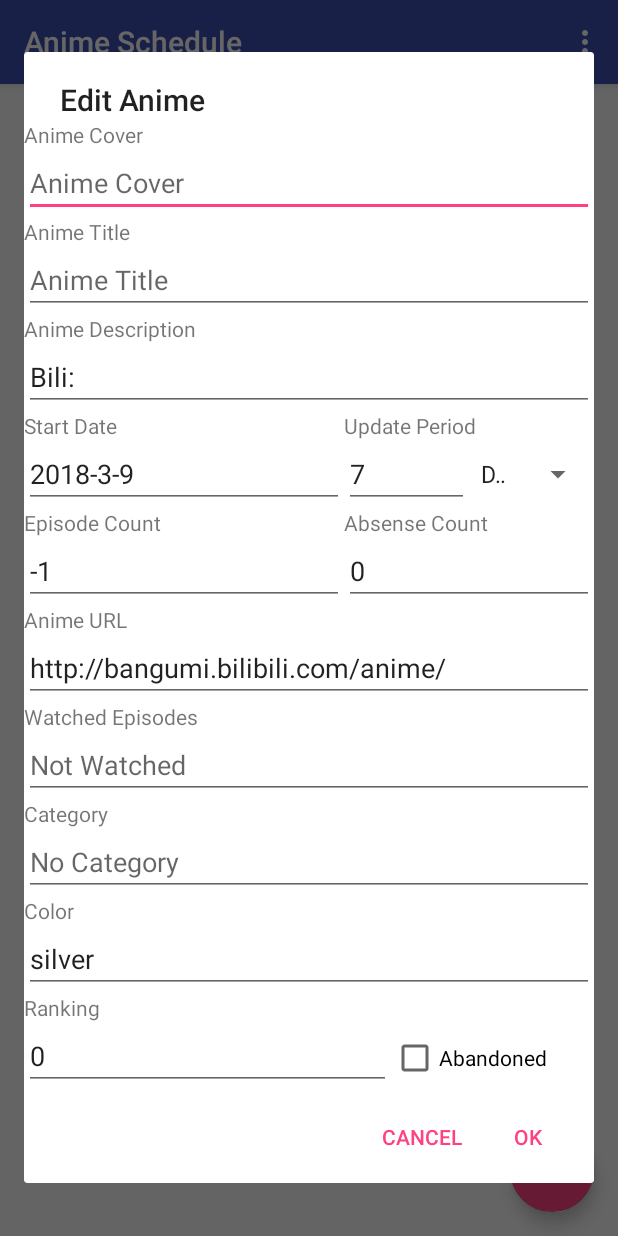
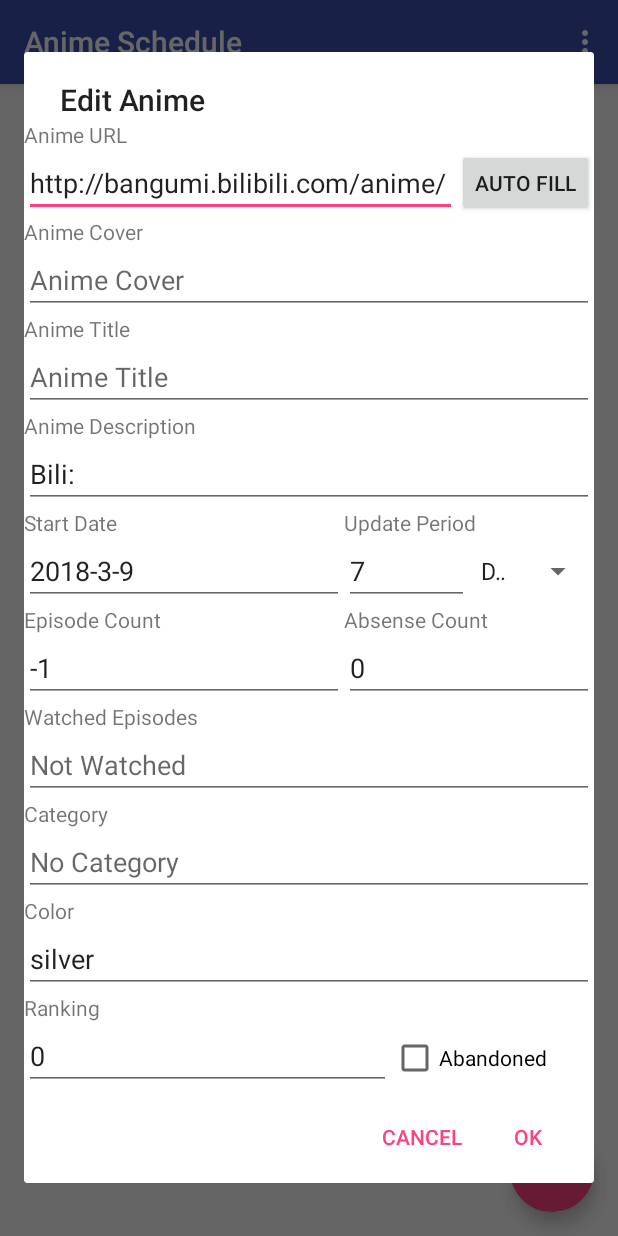
Before and after one commit to lxfly2000/AnimeSchedule, an Android app: the screen it shows after launch (MainActivity), in the options menu, after a tap on "Add Anime", on a phone screen of 412 x 824 dp. Run offline under Robolectric (Android 15) with nearby library versions, the phone set to English and light mode, and no system bars.

Commit message:
增加自动填充功能。

```diff
--- a/app/build.gradle
+++ b/app/build.gradle
@@ -7,8 +7,8 @@ android {
         applicationId "com.lxfly2000.animeschedule"
         minSdkVersion 21
         targetSdkVersion 27
-        versionCode 3
-        versionName "1.2"
+        versionCode 4
+        versionName "1.3"
         testInstrumentationRunner "android.support.test.runner.AndroidJUnitRunner"
     }
     buildTypes {
--- a/app/src/main/java/com/lxfly2000/animeschedule/UpdateChecker.java
+++ b/app/src/main/java/com/lxfly2000/animeschedule/UpdateChecker.java
@@ -2,15 +2,8 @@ package com.lxfly2000.animeschedule;
 
 import android.content.Context;
 import android.content.Intent;
-import android.os.AsyncTask;
+import com.lxfly2000.utilities.AndroidDownloadFileTask;
 
-import java.io.BufferedReader;
-import java.io.IOException;
-import java.io.InputStream;
-import java.io.InputStreamReader;
-import java.net.MalformedURLException;
-import java.net.URL;
-import java.net.URLConnection;
 import java.util.regex.Matcher;
 import java.util.regex.Pattern;
 
@@ -31,7 +24,18 @@ public class UpdateChecker {
 
     public void CheckForUpdate(){
         //https://stackoverflow.com/questions/5150637/networkonmainthreadexception
-        DownloadFileTask task=new DownloadFileTask(this);
+        AndroidDownloadFileTask task=new AndroidDownloadFileTask() {
+            @Override
+            public void OnReceiveSuccess(String data, Object extra) {
+                ((UpdateChecker)extra).OnReceiveData(data);
+            }
+
+            @Override
+            public void OnReceiveFail(Object extra) {
+                ((UpdateChecker)extra).OnReceiveData(null);
+            }
+        };
+        task.SetExtra(this);
         task.execute(fileURL);
     }
 
@@ -98,58 +102,3 @@ public class UpdateChecker {
         protected abstract void OnReceive(boolean foundNewVersion);
     }
 }
-
-class DownloadFileTask extends AsyncTask<String,Integer,Boolean>{
-    public String fileContentString;
-    private UpdateChecker checker;
-    public DownloadFileTask(UpdateChecker _checker){
-        checker=_checker;
-    }
-
-    //http://blog.csdn.net/hanqunfeng/article/details/4364583
-    private String GetStringFromStream(InputStream stream)throws IOException {
-        BufferedReader reader = new BufferedReader(new InputStreamReader(stream));
-        StringBuilder getString = new StringBuilder();
-        String newString;
-        while (true) {
-            newString = reader.readLine();
-            if (newString == null)
-                break;
-            getString.append(newString).append("\n");
-        }
-        return getString.toString();
-    }
-    @Override
-    protected Boolean doInBackground(String... urls) {
-        return DownloadFileToString(urls[0]);
-    }
-
-    private boolean DownloadFileToString(String url){
-        //http://blog.csdn.net/pgmsoul/article/details/7181793
-        URL jUrl;
-        try{
-            jUrl=new URL(url);
-        }catch (MalformedURLException e){
-            return false;
-        }
-        URLConnection connection;
-        InputStream ins;
-        try{
-            connection=jUrl.openConnection();
-            ins=connection.getInputStream();
-            fileContentString=GetStringFromStream(ins);
-            ins.close();
-        }catch (IOException e){
-            return false;
-        }
-        return true;
-    }
-    @Override
-    protected void onPostExecute(Boolean result){
-        if(result){
-            checker.OnReceiveData(fileContentString);
-        }else {
-            checker.OnReceiveData(null);
-        }
-    }
-}
--- a/app/src/main/java/com/lxfly2000/animeschedule/Values.java
+++ b/app/src/main/java/com/lxfly2000/animeschedule/Values.java
@@ -36,4 +36,8 @@ public class Values {
         editPref.putString(keyAnimeInfoDate,"1900-1-1");
         editPref.apply();
     }
+    public static final String[]parsableLinksRegex={
+            "(.*bangumi.bilibili.com/anime/[0-9]*)|(.*m.bilibili.com/bangumi/play/ss[0-9]*)",
+            ".*iqiyi.com/[a|v]_.*.html"
+    };
 }
--- /dev/null
+++ b/app/src/main/java/com/lxfly2000/utilities/AndroidDownloadFileTask.java
@@ -0,0 +1,70 @@
+package com.lxfly2000.utilities;
+
+import android.os.AsyncTask;
+
+import java.io.BufferedReader;
+import java.io.IOException;
+import java.io.InputStream;
+import java.io.InputStreamReader;
+import java.net.MalformedURLException;
+import java.net.URL;
+import java.net.URLConnection;
+
+public abstract class AndroidDownloadFileTask extends AsyncTask<String,Integer,Boolean> {
+    private String fileContentString;
+    private Object extraObject;
+
+    //http://blog.csdn.net/hanqunfeng/article/details/4364583
+    private String GetStringFromStream(InputStream stream)throws IOException {
+        BufferedReader reader = new BufferedReader(new InputStreamReader(stream));
+        StringBuilder getString = new StringBuilder();
+        String newString;
+        while (true) {
+            newString = reader.readLine();
+            if (newString == null)
+                break;
+            getString.append(newString).append("\n");
+        }
+        return getString.toString();
+    }
+    @Override
+    protected Boolean doInBackground(String... urls) {
+        return DownloadFileToString(urls[0]);
+    }
+
+    private boolean DownloadFileToString(String url){
+        //http://blog.csdn.net/pgmsoul/article/details/7181793
+        URL jUrl;
+        try{
+            jUrl=new URL(url);
+        }catch (MalformedURLException e){
+            return false;
+        }
+        URLConnection connection;
+        InputStream ins;
+        try{
+            connection=jUrl.openConnection();
+            ins=connection.getInputStream();
+            fileContentString=GetStringFromStream(ins);
+            ins.close();
+        }catch (IOException e){
+            return false;
+        }
+        return true;
+    }
+    @Override
+    protected void onPostExecute(Boolean result){
+        if(result){
+            OnReceiveSuccess(fileContentString,extraObject);
+        }else {
+            OnReceiveFail(extraObject);
+        }
+    }
+
+    public void SetExtra(Object extra){
+        extraObject=extra;
+    }
+
+    public abstract void OnReceiveSuccess(String data,Object extra);
+    public abstract void OnReceiveFail(Object extra);
+}
--- a/app/src/main/res/layout/dialog_edit_anime.xml
+++ b/app/src/main/res/layout/dialog_edit_anime.xml
@@ -9,6 +9,26 @@
             android:layout_height="match_parent">
         <LinearLayout android:layout_width="match_parent" android:layout_height="wrap_content"
                       android:orientation="vertical">
+            <TextView
+                    android:text="@string/label_watch_url"
+                    android:layout_width="match_parent"
+                    android:layout_height="wrap_content" android:id="@+id/textDialogWatchUrl"/>
+            <LinearLayout
+                    android:orientation="horizontal"
+                    android:layout_width="match_parent"
+                    android:layout_height="match_parent">
+                <EditText
+                        android:layout_width="match_parent"
+                        android:layout_height="wrap_content"
+                        android:ems="10"
+                        android:id="@+id/editDialogWatchUrl" android:inputType="textUri"
+                        android:hint="@string/label_watch_url" android:layout_weight="1"/>
+                <Button
+                        android:text="@string/action_anime_auto_fill"
+                        android:layout_width="wrap_content"
+                        android:layout_height="match_parent" android:id="@+id/buttonDialogAutofill"
+                        android:layout_weight="0"/>
+            </LinearLayout>
             <TextView
                     android:text="@string/label_anime_cover"
                     android:layout_width="match_parent"
@@ -117,15 +137,6 @@
                 </LinearLayout>
             </LinearLayout>
             <TextView
-                    android:text="@string/label_watch_url"
-                    android:layout_width="match_parent"
-                    android:layout_height="wrap_content" android:id="@+id/textDialogWatchUrl"/>
-            <EditText
-                    android:layout_width="match_parent"
-                    android:layout_height="wrap_content"
-                    android:ems="10"
-                    android:id="@+id/editDialogWatchUrl" android:inputType="textUri" android:hint="@string/label_watch_url"/>
-            <TextView
                     android:text="@string/label_watched_episode"
                     android:layout_width="match_parent"
                     android:layout_height="wrap_content" android:id="@+id/textDialogWatchedEpisode"/>
--- a/app/src/main/res/values/strings.xml
+++ b/app/src/main/res/values/strings.xml
@@ -50,4 +50,5 @@
     <string name="url_check_update" translatable="false">
         https://raw.githubusercontent.com/lxfly2000/AnimeScheduleClient/master/app/build.gradle
     </string>
+    <string name="action_anime_auto_fill">Auto Fill</string>
 </resources>
```
Also changed, not shown: app/src/main/java/com/lxfly2000/animeschedule/MainActivity.java (+78 -1 lines), 1 other file.
